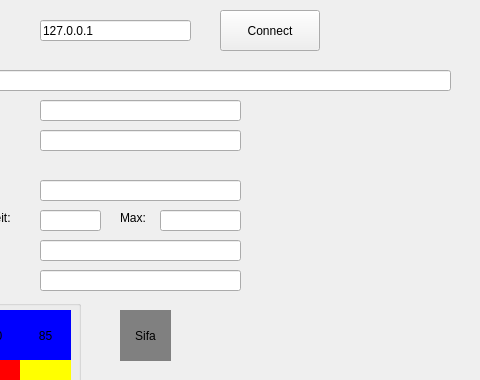
First picture: the form in examples/pyzusidisplay/form.ui, repository jokey2k/pyzusi3, before the edit; both pictures show x 110 to 590 and y 0 to 380 of the 590 by 692 pixel window.
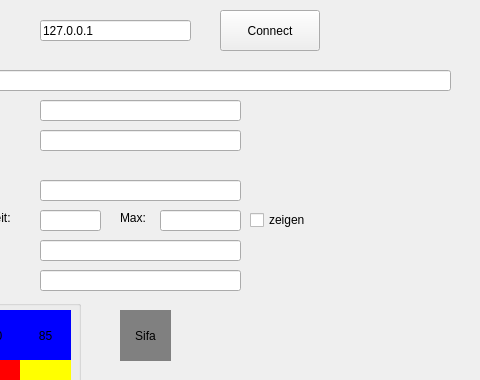
Second picture: the form after the edit.

Commit message: Hide track speed conditionally

```diff
--- a/examples/pyzusidisplay/form.ui
+++ b/examples/pyzusidisplay/form.ui
@@ -654,6 +654,19 @@
      <string>Max:</string>
     </property>
    </widget>
+   <widget class="QCheckBox" name="sollgeschwindigkeit_check">
+    <property name="geometry">
+     <rect>
+      <x>360</x>
+      <y>210</y>
+      <width>85</width>
+      <height>20</height>
+     </rect>
+    </property>
+    <property name="text">
+     <string>zeigen</string>
+    </property>
+   </widget>
   </widget>
   <widget class="QMenuBar" name="menubar">
    <property name="geometry">
```
Left out of the diff: 2 changed lines with no effect on the pictures. The commit also changes 2 other files.
